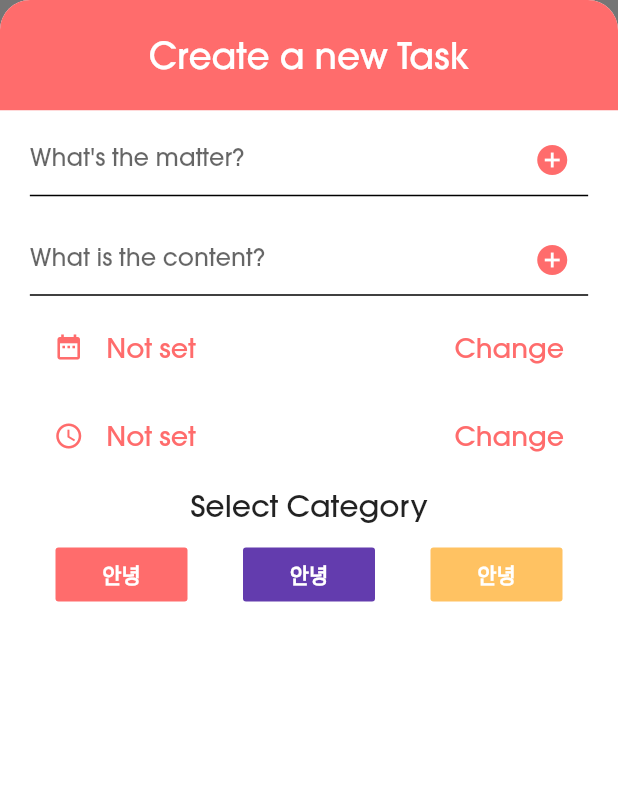
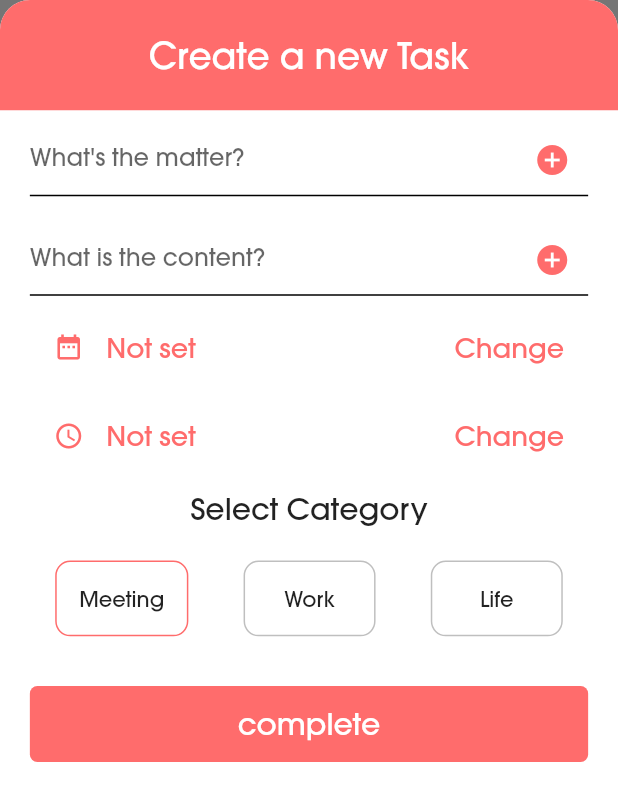
Before and after one commit to JoMinSeo/Haru_Flutter, a Flutter app: the AddSchedulePage widget shown alone on an empty page, opened directly, on a phone screen of 412 x 824 dp. Shown: the top 801 px of the screen. Run offline on Flutter 3.47's test engine with Material 2 defaults, Android fonts, the phone set to English and light mode, and no system bars; our stand-ins replace cloud_firestore, date_picker_timeline, firebase_auth, firebase_core, flutter_datetime_picker, google_sign_in and 2 more; missing offline and left inert: fab_circular_menu; accounts and stored records are empty.

Commit message:
[complete] addlistpage ui complete

```diff
--- a/haru_flutter/lib/providers/list_provider.dart
+++ b/haru_flutter/lib/providers/list_provider.dart
@@ -7,6 +7,7 @@ class ListProvider extends ChangeNotifier{
 
   String _date = "Not set";
   String _time = "Not set";
+  int _categoryIdx = 0;
 
   String get date => _date;
 
@@ -21,4 +22,12 @@ class ListProvider extends ChangeNotifier{
     _time = time;
     notifyListeners();
   }
+
+  int get categoryIdx => _categoryIdx;
+
+  set categoryIdx(int idx){
+    _categoryIdx = idx;
+    print(categoryIdx);
+    notifyListeners();
+  }
 }
--- a/haru_flutter/lib/screens/add_schedule_page.dart
+++ b/haru_flutter/lib/screens/add_schedule_page.dart
@@ -14,10 +14,12 @@ class AddSchedulePage extends StatefulWidget {
 class _AddSchedulePageState extends State<AddSchedulePage> {
   FocusNode titleFocusNode;
   FocusNode contentFocusNode;
+  ListProvider listProvider;
 
   @override
   Widget build(BuildContext context) {
-    final listProvider = Provider.of<ListProvider>(context);
+    listProvider = Provider.of<ListProvider>(context);
+    List<String> list = ['Meeting', 'Work', 'Life'];
 
     return Container(
       color: Color(0xFF757575),
@@ -111,7 +113,7 @@ class _AddSchedulePageState extends State<AddSchedulePage> {
                 onPressed: () {
                   DatePicker.showDatePicker(context,
                       theme: DatePickerTheme(
-                          containerHeight: 210.0,
+                        containerHeight: getProportionateScreenHeight(210),
                       ),
                       showTitleActions: true,
                       minTime: DateTime(2000, 1, 1),
@@ -174,7 +176,7 @@ class _AddSchedulePageState extends State<AddSchedulePage> {
                 onPressed: () {
                   DatePicker.showTimePicker(context,
                       theme: DatePickerTheme(
-                          containerHeight: 210.0,
+                        containerHeight: getProportionateScreenHeight(210),
                       ),
                       showTitleActions: true, onConfirm: (time) {
                     print('confirm $time');
@@ -222,7 +224,7 @@ class _AddSchedulePageState extends State<AddSchedulePage> {
               ),
             ),
             SizedBox(
-                height: getProportionateScreenHeight(10),
+              height: getProportionateScreenHeight(12),
             ),
             Container(
               child: Column(
@@ -232,48 +234,45 @@ class _AddSchedulePageState extends State<AddSchedulePage> {
                     style: kMedium.copyWith(fontSize: 20),
                   ),
                   SizedBox(
-                      height: getProportionateScreenHeight(10),
+                    height: getProportionateScreenHeight(24),
                   ),
                   Row(
                     mainAxisAlignment: MainAxisAlignment.spaceEvenly,
                     children: [
-                        InkWell(
+                      customRadio(list[0], 0, kPink),
+                      customRadio(list[1], 1, kPurple),
+                      customRadio(list[2], 2, kYellow),
+                    ],
+                  )
+                ],
+              ),
+            ),
+            Padding(
+              padding: EdgeInsets.symmetric(
+                horizontal: getProportionateScreenWidth(20),
+                vertical: getProportionateScreenHeight(36),
+              ),
+              child: SizedBox(
+                width: double.infinity,
+                height: getProportionateScreenHeight(55),
                 child: FlatButton(
                   color: kPink,
-                            onPressed: () {},
+                  shape: RoundedRectangleBorder(
+                    borderRadius: BorderRadius.circular(5.0),
+                  ),
+                  onPressed: () {
+                    Navigator.pop(context);
+                  },
                   child: Text(
-                              "안녕",
-                              style: kBold.copyWith(color: kWhite),
+                    "complete",
+                    style: kMedium.copyWith(color: kWhite, fontSize: 20),
                   ),
-                          ),
-                        ),
-                        InkWell(
-                          child: FlatButton(
-                            color: kPurple,
-                            onPressed: () {},
-                            child: Text(
-                              "안녕",
-                              style: kBold.copyWith(color: kWhite),
-                            ),
-                          ),
-                        ),
-                        InkWell(
-                          child: FlatButton(
-                            color: kYellow,
-                            onPressed: () {},
-                            child: Text(
-                              "안녕",
-                              style: kBold.copyWith(color: kWhite),
                 ),
               ),
             ),
           ],
-                    )
-                  ],
         ),
-              )
-            ],
-          )),
+      ),
     );
   }
 
@@ -296,4 +295,17 @@ class _AddSchedulePageState extends State<AddSchedulePage> {
       FocusScope.of(context).requestFocus(titleFocusNode);
     });
   }
+
+  Widget customRadio(String txt, int index, Color color) {
+    return SizedBox(
+      height: getProportionateScreenHeight(55),
+      child: OutlineButton(
+        onPressed: () => listProvider.categoryIdx = index,
+        shape: RoundedRectangleBorder(borderRadius: BorderRadius.circular(10.0)),
+        borderSide:
+            BorderSide(color: listProvider.categoryIdx == index ? color : kGrey),
+        child: Text(txt, style: kMedium),
+      ),
+    );
   }
+}
--- a/haru_flutter/lib/screens/main/main_page.dart
+++ b/haru_flutter/lib/screens/main/main_page.dart
@@ -36,7 +36,6 @@ class MainPage extends StatelessWidget {
           children: <Widget>[
             RawMaterialButton(
               onPressed: () {
-                _showSnackBar(context, "You pressed 1");
                 showModalBottomSheet(
                   context: context,
                   isScrollControlled: true,
```
Lines whose indentation alone changed are shown as unchanged.
